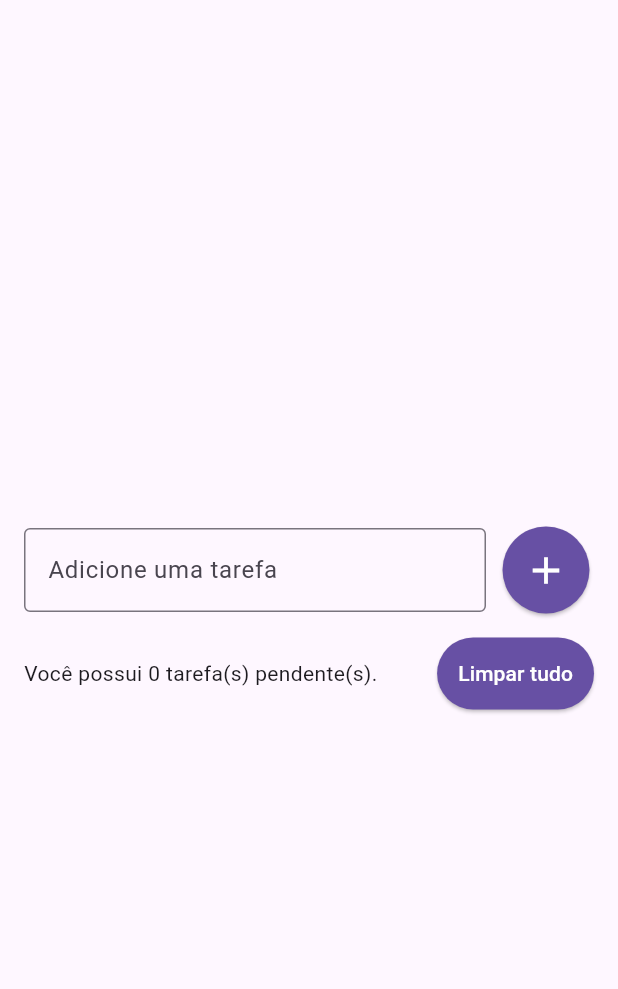
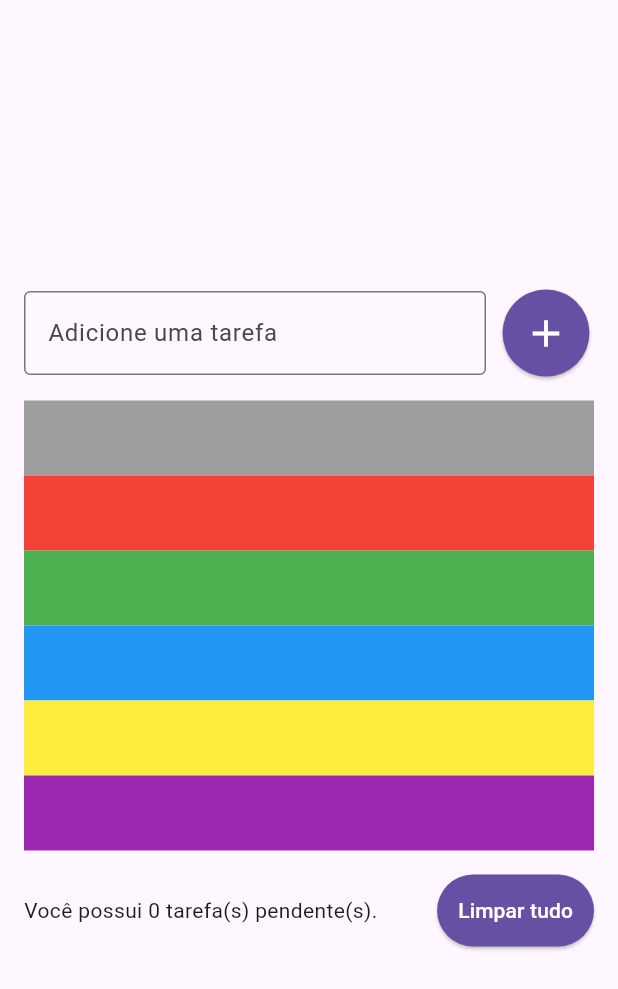
Before and after one commit to Lramosdlima/flutter-startto-dev, a Flutter app: the screen it shows after launch, on a phone screen of 412 x 824 dp. Shown: the top 989 px of the screen. Run offline on Flutter 3.47's test engine with Material 3 defaults, Android fonts, the phone set to English and light mode, and no system bars.

Commit message:
refactor: :recycle: working with listview

```diff
--- a/todo_list/lib/pages/todo_list.dart
+++ b/todo_list/lib/pages/todo_list.dart
@@ -41,6 +41,19 @@ class TodoListPage extends StatelessWidget {
               ],
             ),
             const SizedBox(height: 16),
+            ListView(
+              shrinkWrap:
+                  true, // essa propriedade faz com que o ListView seja redimensionado ao adicionar novos itens
+              children: [
+                Container(color: Colors.grey, height: 50),
+                Container(color: Colors.red, height: 50),
+                Container(color: Colors.green, height: 50),
+                Container(color: Colors.blue, height: 50),
+                Container(color: Colors.yellow, height: 50),
+                Container(color: Colors.purple, height: 50),
+              ],
+            ),
+            const SizedBox(height: 16),
             Row(
               children: [
                 const Expanded(
```
